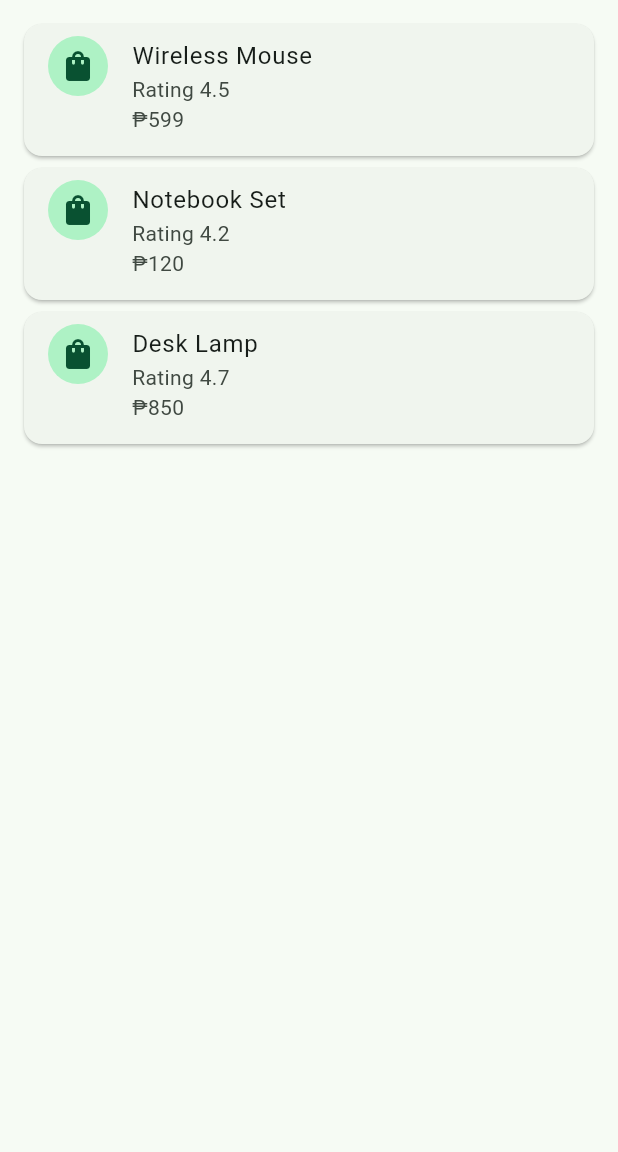
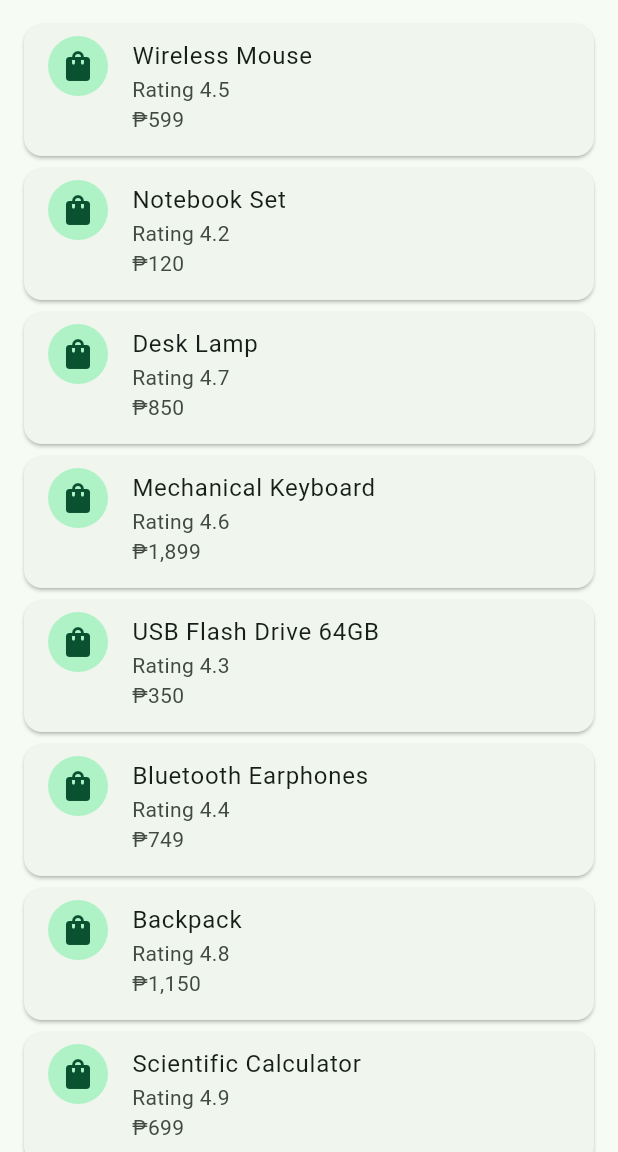
Before and after one commit to oquindoaldrin/dcit26-compilation, a Flutter app: the screen it shows after launch, on a phone screen of 412 x 824 dp, the part 84-1236 px from its top. Run offline on Flutter 3.47's test engine with Material 3 defaults, Android fonts, the phone set to English and light mode, and no system bars; our stand-ins replace material_ui; accounts and stored records are empty.

Commit message:
added more products

```diff
--- a/lab6_products/lib/main.dart
+++ b/lab6_products/lib/main.dart
@@ -18,7 +18,6 @@ class Product {
   final String price; // extra field to match the sample output
 }
 
-// In-memory list (Instruction 2)
 const List<Product> products = [
   Product(
     id: 'P-001',
@@ -40,6 +39,41 @@ const List<Product> products = [
     description: 'Adjustable LED lamp with warm light.',
     rating: 4.7,
     price: '₱850',
+  ),
+  Product(
+    id: 'P-004',
+    title: 'Mechanical Keyboard',
+    description: 'Compact keyboard with tactile switches and backlight.',
+    rating: 4.6,
+    price: '₱1,899',
+  ),
+  Product(
+    id: 'P-005',
+    title: 'USB Flash Drive 64GB',
+    description: 'Fast and portable storage for school files.',
+    rating: 4.3,
+    price: '₱350',
+  ),
+  Product(
+    id: 'P-006',
+    title: 'Bluetooth Earphones',
+    description: 'Wireless earphones with clear sound and long battery life.',
+    rating: 4.4,
+    price: '₱749',
+  ),
+  Product(
+    id: 'P-007',
+    title: 'Backpack',
+    description: 'Water-resistant backpack with a laptop compartment.',
+    rating: 4.8,
+    price: '₱1,150',
+  ),
+  Product(
+    id: 'P-008',
+    title: 'Scientific Calculator',
+    description: 'Multi-function calculator for math and engineering classes.',
+    rating: 4.9,
+    price: '₱699',
   ),
 ];
 
```
